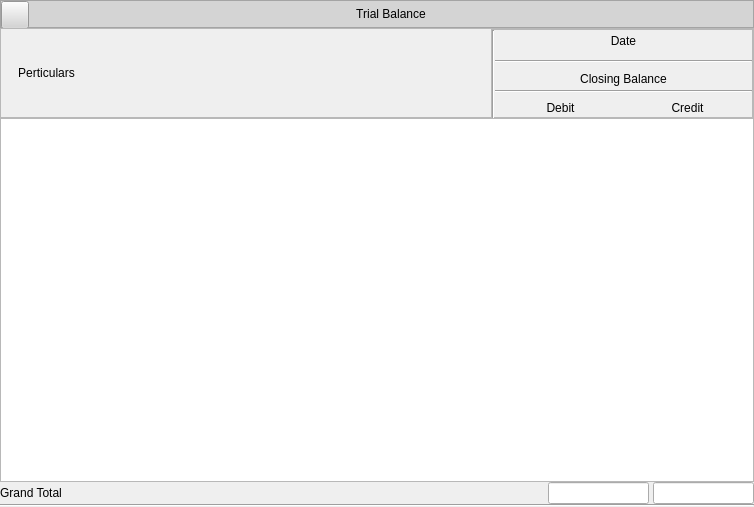
This is Resources/Ui/TrialBalance.ui in Darshitjivani/MBAS as Qt 5 draws it before an edit. The edited form follows.
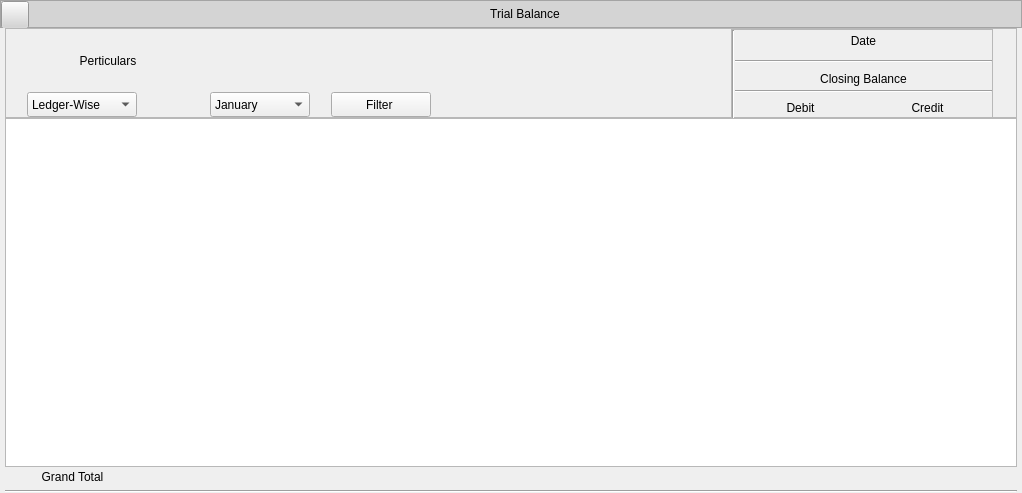
This is the edited form. Icons and pictures are not drawn.

Commit message: 18/09/23 changes in ui files and Trial Balance

The edit to the form file:
```diff
--- a/Resources/Ui/TrialBalance.ui
+++ b/Resources/Ui/TrialBalance.ui
@@ -6,8 +6,8 @@
    <rect>
     <x>0</x>
     <y>0</y>
-    <width>748</width>
-    <height>507</height>
+    <width>1022</width>
+    <height>493</height>
    </rect>
   </property>
   <property name="windowTitle">
@@ -153,7 +153,170 @@
        <property name="verticalSpacing">
         <number>0</number>
        </property>
-       <item row="0" column="0" colspan="4">
+       <item row="2" column="4">
+        <widget class="QLabel" name="lbcreditUSD">
+         <property name="sizePolicy">
+          <sizepolicy hsizetype="Fixed" vsizetype="Fixed">
+           <horstretch>0</horstretch>
+           <verstretch>0</verstretch>
+          </sizepolicy>
+         </property>
+         <property name="minimumSize">
+          <size>
+           <width>120</width>
+           <height>20</height>
+          </size>
+         </property>
+         <property name="maximumSize">
+          <size>
+           <width>16777215</width>
+           <height>16777215</height>
+          </size>
+         </property>
+         <property name="text">
+          <string/>
+         </property>
+         <property name="alignment">
+          <set>Qt::AlignCenter</set>
+         </property>
+        </widget>
+       </item>
+       <item row="2" column="2">
+        <widget class="QLabel" name="lbcreditINR">
+         <property name="minimumSize">
+          <size>
+           <width>120</width>
+           <height>0</height>
+          </size>
+         </property>
+         <property name="maximumSize">
+          <size>
+           <width>120</width>
+           <height>16777215</height>
+          </size>
+         </property>
+         <property name="text">
+          <string/>
+         </property>
+        </widget>
+       </item>
+       <item row="1" column="0" colspan="5">
+        <widget class="QTableView" name="tableView"/>
+       </item>
+       <item row="2" column="1">
+        <widget class="QLabel" name="lbdebitINR">
+         <property name="minimumSize">
+          <size>
+           <width>120</width>
+           <height>0</height>
+          </size>
+         </property>
+         <property name="maximumSize">
+          <size>
+           <width>120</width>
+           <height>16777215</height>
+          </size>
+         </property>
+         <property name="text">
+          <string/>
+         </property>
+        </widget>
+       </item>
+       <item row="2" column="3">
+        <widget class="QLabel" name="lbdebitUSD">
+         <property name="sizePolicy">
+          <sizepolicy hsizetype="Fixed" vsizetype="Fixed">
+           <horstretch>0</horstretch>
+           <verstretch>0</verstretch>
+          </sizepolicy>
+         </property>
+         <property name="minimumSize">
+          <size>
+           <width>127</width>
+           <height>20</height>
+          </size>
+         </property>
+         <property name="maximumSize">
+          <size>
+           <width>16777215</width>
+           <height>16777215</height>
+          </size>
+         </property>
+         <property name="text">
+          <string/>
+         </property>
+         <property name="alignment">
+          <set>Qt::AlignCenter</set>
+         </property>
+        </widget>
+       </item>
+       <item row="4" column="0" colspan="5">
+        <widget class="Line" name="line_5">
+         <property name="minimumSize">
+          <size>
+           <width>590</width>
+           <height>0</height>
+          </size>
+         </property>
+         <property name="maximumSize">
+          <size>
+           <width>16777215</width>
+           <height>16777215</height>
+          </size>
+         </property>
+         <property name="orientation">
+          <enum>Qt::Horizontal</enum>
+         </property>
+        </widget>
+       </item>
+       <item row="2" column="0">
+        <widget class="QLabel" name="label">
+         <property name="sizePolicy">
+          <sizepolicy hsizetype="Fixed" vsizetype="Fixed">
+           <horstretch>0</horstretch>
+           <verstretch>0</verstretch>
+          </sizepolicy>
+         </property>
+         <property name="minimumSize">
+          <size>
+           <width>130</width>
+           <height>20</height>
+          </size>
+         </property>
+         <property name="maximumSize">
+          <size>
+           <width>135</width>
+           <height>16777215</height>
+          </size>
+         </property>
+         <property name="layoutDirection">
+          <enum>Qt::LeftToRight</enum>
+         </property>
+         <property name="text">
+          <string>Grand Total</string>
+         </property>
+         <property name="alignment">
+          <set>Qt::AlignCenter</set>
+         </property>
+        </widget>
+       </item>
+       <item row="3" column="0">
+        <widget class="Line" name="line_6">
+         <property name="minimumSize">
+          <size>
+           <width>489</width>
+           <height>0</height>
+          </size>
+         </property>
+         <property name="styleSheet">
+          <string notr="true">background-color: transparent</string>
+         </property>
+         <property name="orientation">
+          <enum>Qt::Horizontal</enum>
+         </property>
+        </widget>
+       </item>
+       <item row="0" column="0" colspan="5">
         <widget class="QFrame" name="frame">
          <property name="minimumSize">
           <size>
@@ -192,7 +355,161 @@
           <property name="spacing">
            <number>0</number>
           </property>
-          <item row="0" column="4">
+          <item row="0" column="2">
+           <widget class="Line" name="line">
+            <property name="minimumSize">
+             <size>
+              <width>379</width>
+              <height>0</height>
+             </size>
+            </property>
+            <property name="styleSheet">
+             <string notr="true">background-color:transparent</string>
+            </property>
+            <property name="orientation">
+             <enum>Qt::Horizontal</enum>
+            </property>
+           </widget>
+          </item>
+          <item row="2" column="1">
+           <widget class="QComboBox" name="cbMonth">
+            <property name="sizePolicy">
+             <sizepolicy hsizetype="Fixed" vsizetype="Fixed">
+              <horstretch>0</horstretch>
+              <verstretch>0</verstretch>
+             </sizepolicy>
+            </property>
+            <property name="minimumSize">
+             <size>
+              <width>100</width>
+              <height>25</height>
+             </size>
+            </property>
+            <property name="maximumSize">
+             <size>
+              <width>100</width>
+              <height>25</height>
+             </size>
+            </property>
+            <item>
+             <property name="text">
+              <string>January</string>
+             </property>
+            </item>
+            <item>
+             <property name="text">
+              <string>Febuary</string>
+             </property>
+            </item>
+            <item>
+             <property name="text">
+              <string>March</string>
+             </property>
+            </item>
+            <item>
+             <property name="text">
+              <string>April</string>
+             </property>
+            </item>
+            <item>
+             <property name="text">
+              <string>May</string>
+             </property>
+            </item>
+            <item>
+             <property name="text">
+              <string>June</string>
+             </property>
+            </item>
+            <item>
+             <property name="text">
+              <string>July</string>
+             </property>
+            </item>
+            <item>
+             <property name="text">
+              <string>August</string>
+             </property>
+            </item>
+            <item>
+             <property name="text">
+              <string>September</string>
+             </property>
+            </item>
+            <item>
+             <property name="text">
+              <string>October</string>
+             </property>
+            </item>
+            <item>
+             <property name="text">
+              <string>November</string>
+             </property>
+            </item>
+            <item>
+             <property name="text">
+              <string>December</string>
+             </property>
+            </item>
+           </widget>
+          </item>
+          <item row="2" column="0">
+           <widget class="QComboBox" name="cbtrialbalance">
+            <property name="sizePolicy">
+             <sizepolicy hsizetype="Fixed" vsizetype="Fixed">
+              <horstretch>0</horstretch>
+              <verstretch>0</verstretch>
+             </sizepolicy>
+            </property>
+            <property name="minimumSize">
+             <size>
+              <width>110</width>
+              <height>25</height>
+             </size>
+            </property>
+            <item>
+             <property name="text">
+              <string>Ledger-Wise</string>
+             </property>
+            </item>
+            <item>
+             <property name="text">
+              <string>Group-Wise</string>
+             </property>
+            </item>
+            <item>
+             <property name="text">
+              <string>Branch-Wise</string>
+             </property>
+            </item>
+           </widget>
+          </item>
+          <item row="0" column="0">
+           <widget class="QLabel" name="lbPerticulars">
+            <property name="minimumSize">
+             <size>
+              <width>162</width>
+              <height>47</height>
+             </size>
+            </property>
+            <property name="maximumSize">
+             <size>
+              <width>200</width>
+              <height>16777215</height>
+             </size>
+            </property>
+            <property name="styleSheet">
+             <string notr="true">font: 12pt &quot;Sitka Text&quot;;</string>
+            </property>
+            <property name="text">
+             <string>Perticulars</string>
+            </property>
+            <property name="alignment">
+             <set>Qt::AlignCenter</set>
+            </property>
+           </widget>
+          </item>
+          <item row="0" column="3">
            <widget class="QFrame" name="frame_2">
             <property name="sizePolicy">
              <sizepolicy hsizetype="Fixed" vsizetype="Fixed">
@@ -425,154 +742,31 @@
             </layout>
            </widget>
           </item>
-          <item row="0" column="0">
-           <widget class="QLabel" name="lbPerticulars">
+          <item row="2" column="2">
+           <widget class="QPushButton" name="pushButton">
             <property name="minimumSize">
              <size>
-              <width>0</width>
-              <height>0</height>
+              <width>100</width>
+              <height>25</height>
              </size>
             </property>
             <property name="maximumSize">
              <size>
-              <width>200</width>
-              <height>16777215</height>
+              <width>100</width>
+              <height>25</height>
              </size>
             </property>
             <property name="styleSheet">
              <string notr="true">font: 12pt &quot;Sitka Text&quot;;</string>
             </property>
             <property name="text">
-             <string>Perticulars</string>
-            </property>
-            <property name="alignment">
-             <set>Qt::AlignCenter</set>
-            </property>
-           </widget>
-          </item>
-          <item row="0" column="1">
-           <widget class="Line" name="line">
-            <property name="minimumSize">
-             <size>
-              <width>399</width>
-              <height>0</height>
-             </size>
-            </property>
-            <property name="styleSheet">
-             <string notr="true">background-color:transparent</string>
-            </property>
-            <property name="orientation">
-             <enum>Qt::Horizontal</enum>
+             <string>Filter </string>
             </property>
            </widget>
           </item>
          </layout>
         </widget>
        </item>
-       <item row="1" column="0" colspan="4">
-        <widget class="QTableView" name="tableView"/>
-       </item>
-       <item row="2" column="0">
-        <widget class="QLabel" name="label">
-         <property name="minimumSize">
-          <size>
-           <width>0</width>
-           <height>0</height>
-          </size>
-         </property>
-         <property name="maximumSize">
-          <size>
-           <width>111</width>
-           <height>16777215</height>
-          </size>
-         </property>
-         <property name="text">
-          <string>Grand Total</string>
-         </property>
-         <property name="alignment">
-          <set>Qt::AlignCenter</set>
-         </property>
-        </widget>
-       </item>
-       <item row="2" column="1">
-        <widget class="Line" name="line_6">
-         <property name="minimumSize">
-          <size>
-           <width>478</width>
-           <height>0</height>
-          </size>
-         </property>
-         <property name="styleSheet">
-          <string notr="true">background-color:transparent</string>
-         </property>
-         <property name="orientation">
-          <enum>Qt::Horizontal</enum>
-         </property>
-        </widget>
-       </item>
-       <item row="2" column="2">
-        <widget class="QLineEdit" name="leDebit">
-         <property name="sizePolicy">
-          <sizepolicy hsizetype="Fixed" vsizetype="Fixed">
-           <horstretch>0</horstretch>
-           <verstretch>0</verstretch>
-          </sizepolicy>
-         </property>
-         <property name="minimumSize">
-          <size>
-           <width>101</width>
-           <height>0</height>
-          </size>
-         </property>
-         <property name="maximumSize">
-          <size>
-           <width>16777215</width>
-           <height>16777215</height>
-          </size>
-         </property>
-        </widget>
-       </item>
-       <item row="2" column="3">
-        <widget class="QLineEdit" name="leCredit">
-         <property name="sizePolicy">
-          <sizepolicy hsizetype="Fixed" vsizetype="Fixed">
-           <horstretch>0</horstretch>
-           <verstretch>0</verstretch>
-          </sizepolicy>
-         </property>
-         <property name="minimumSize">
-          <size>
-           <width>101</width>
-           <height>0</height>
-          </size>
-         </property>
-         <property name="maximumSize">
-          <size>
-           <width>16777215</width>
-           <height>16777215</height>
-          </size>
-         </property>
-        </widget>
-       </item>
-       <item row="3" column="0" colspan="4">
-        <widget class="Line" name="line_5">
-         <property name="minimumSize">
-          <size>
-           <width>590</width>
-           <height>0</height>
-          </size>
-         </property>
-         <property name="maximumSize">
-          <size>
-           <width>16777215</width>
-           <height>16777215</height>
-          </size>
-         </property>
-         <property name="orientation">
-          <enum>Qt::Horizontal</enum>
-         </property>
-        </widget>
-       </item>
       </layout>
      </widget>
     </item>
```
Left out of the diff: 5 changed lines with no effect on the pictures. The commit also changes 21 other files.
